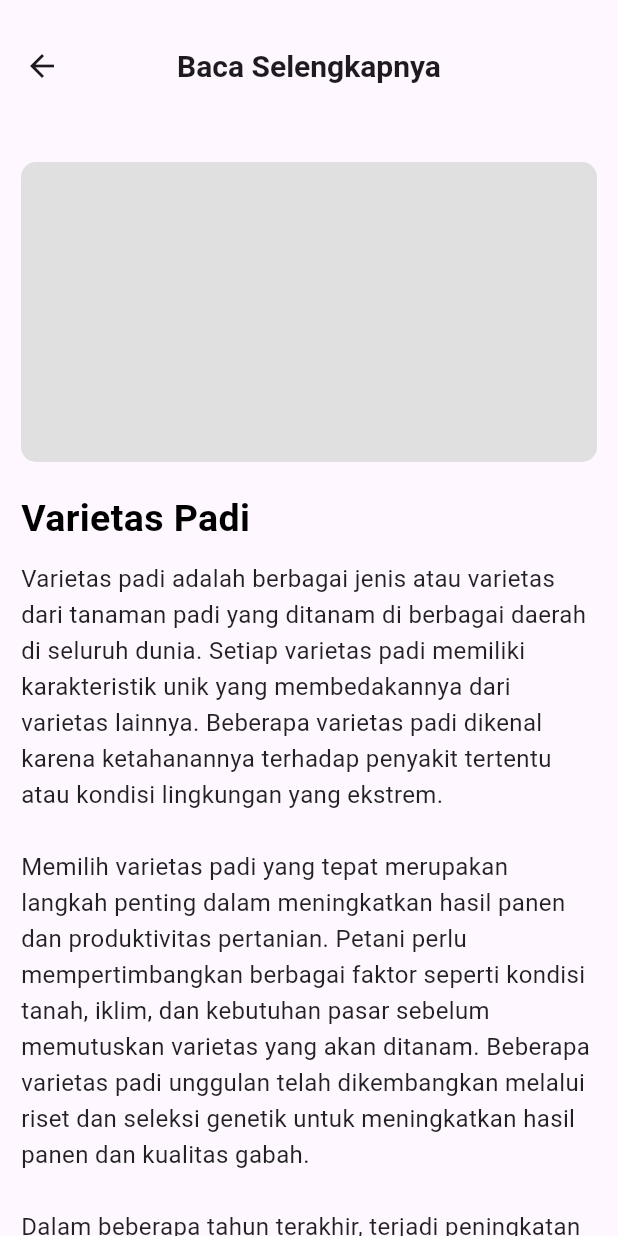
After one commit to fuadadhim24/ketertelusuran_mobile, a Flutter app: the ReadMorePage screen opened directly, on a phone screen of 412 x 824 dp. The commit adds this screen. Run offline on Flutter 3.47's test engine with Material 3 defaults, Android fonts, the phone set to English and light mode, and no system bars; our stand-ins replace carousel_slider, get, google_fonts, sliding_up_panel; Roboto replaces fonts that are missing (NYTCheltenham, NYTFutura).

Commit message:
feat: add read more page at varietas padi page

```diff
--- /dev/null
+++ b/lib/ui/pages/read_more.dart
@@ -0,0 +1,158 @@
+import 'dart:convert';
+import 'package:flutter/cupertino.dart';
+import 'package:flutter/material.dart';
+import 'package:flutter/widgets.dart';
+import 'package:get/get.dart';
+import 'package:ketertelusuran_mobile/shared/theme.dart';
+
+class ReadMorePage extends StatelessWidget {
+  const ReadMorePage({Key? key}) : super(key: key);
+
+  @override
+  Widget build(BuildContext context) {
+    return Scaffold(
+      appBar: AppBar(
+        toolbarHeight: 88,
+        centerTitle: true,
+        title: Text(
+          'Baca Selengkapnya',
+          style: TextStyle(
+            fontFamily: 'NYTCheltenham',
+            fontWeight: FontWeight.bold,
+            fontSize: 20,
+          ),
+        ),
+        leading: IconButton(
+          icon: Icon(Icons.arrow_back),
+          onPressed: () {
+            Get.toNamed('/varietas-padi');
+          },
+        ),
+      ),
+      body: SingleChildScrollView(
+        padding: const EdgeInsets.symmetric(horizontal: 14, vertical: 20),
+        child: Column(
+          crossAxisAlignment: CrossAxisAlignment.start,
+          children: [
+            Container(
+              decoration: BoxDecoration(
+                color: Colors.grey[300],
+                borderRadius: BorderRadius.circular(10),
+              ),
+              width: double.infinity,
+              height: 200,
+              // Isi gambar berita di sini
+            ),
+            SizedBox(height: 20),
+            Text(
+              'Varietas Padi',
+              style: TextStyle(
+                fontFamily: 'NYTCheltenham',
+                fontWeight: FontWeight.bold,
+                fontSize: 25,
+                color: Colors.black,
+              ),
+            ),
+            SizedBox(height: 10),
+            Text(
+              _generateArticleDescription(),
+              style: TextStyle(
+                fontFamily: 'NYTFutura',
+                fontSize: 16,
+                height: 1.5,
+                color: Colors.black87,
+              ),
+            ),
+            SizedBox(height: 20),
+            Text(
+              'Penulis: Rizky Pradika',
+              style: TextStyle(
+                fontFamily: 'NYTFutura',
+                fontSize: 14,
+                color: Colors.grey[600],
+              ),
+            ),
+            SizedBox(height: 5),
+            Text(
+              'Ditambahkan pada tanggal 7 April 2024',
+              style: TextStyle(
+                fontFamily: 'NYTFutura',
+                fontSize: 14,
+                color: Colors.grey[600],
+              ),
+            ),
+            SizedBox(height: 20),
+            Divider(),
+            SizedBox(height: 20),
+            Text(
+              'Baca Informasi Lainnya',
+              style: TextStyle(
+                fontFamily: 'NYTFutura',
+                fontWeight: FontWeight.bold,
+                fontSize: 18,
+                color: Colors.blue,
+              ),
+            ),
+            SizedBox(height: 20),
+            SingleChildScrollView(
+              scrollDirection: Axis.horizontal,
+              child: Row(
+                children: [
+                  _buildInfoCard(
+                    imageUrl: 'assets/image1.jpg',
+                    title: 'Informasi 1',
+                  ),
+                  SizedBox(width: 20),
+                  _buildInfoCard(
+                    imageUrl: 'assets/image2.jpg',
+                    title: 'Informasi 2',
+                  ),
+                  SizedBox(width: 20),
+                  _buildInfoCard(
+                    imageUrl: 'assets/image3.jpg',
+                    title: 'Informasi 3',
+                  ),
+                ],
+              ),
+            ),
+          ],
+        ),
+      ),
+    );
+  }
+
+  String _generateArticleDescription() {
+    return '''Varietas padi adalah berbagai jenis atau varietas dari tanaman padi yang ditanam di berbagai daerah di seluruh dunia. Setiap varietas padi memiliki karakteristik unik yang membedakannya dari varietas lainnya. Beberapa varietas padi dikenal karena ketahanannya terhadap penyakit tertentu atau kondisi lingkungan yang ekstrem.
+
+Memilih varietas padi yang tepat merupakan langkah penting dalam meningkatkan hasil panen dan produktivitas pertanian. Petani perlu mempertimbangkan berbagai faktor seperti kondisi tanah, iklim, dan kebutuhan pasar sebelum memutuskan varietas yang akan ditanam. Beberapa varietas padi unggulan telah dikembangkan melalui riset dan seleksi genetik untuk meningkatkan hasil panen dan kualitas gabah.
+
+Dalam beberapa tahun terakhir, terjadi peningkatan jumlah varietas padi baru yang dirilis ke pasar. Ini disebabkan oleh perkembangan teknologi pertanian dan penemuan baru dalam bidang genetika tanaman. Varietas padi baru sering kali memiliki keunggulan tertentu seperti daya tahan terhadap hama dan penyakit, kemampuan adaptasi terhadap perubahan iklim, atau hasil panen yang lebih tinggi.''';
+  }
+
+  Widget _buildInfoCard({required String imageUrl, required String title}) {
+    return Column(
+      crossAxisAlignment: CrossAxisAlignment.start,
+      children: [
+        Container(
+          width: 150,
+          height: 100,
+          decoration: BoxDecoration(
+            color: Colors.grey[300],
+            borderRadius: BorderRadius.circular(10),
+          ),
+          // Placeholder gambar
+        ),
+        SizedBox(height: 10),
+        Text(
+          title,
+          style: TextStyle(
+            fontFamily: 'NYTFutura',
+            fontWeight: FontWeight.bold,
+            fontSize: 16,
+            color: Colors.black,
+          ),
+        ),
+      ],
+    );
+  }
+}
--- a/lib/ui/pages/varietas_padi_page.dart
+++ b/lib/ui/pages/varietas_padi_page.dart
@@ -420,7 +420,7 @@ class _VarietasPadiPageState extends State<VarietasPadiPage> {
                       SizedBox(height: 10),
                       InkWell(
                         onTap: () {
-                          // Tambahkan aksi ketika tombol "Baca Selengkapnya" ditekan
+                          Get.toNamed('/read-more');// Tambahkan aksi ketika tombol "Baca Selengkapnya" ditekan
                         },
                         child: Row(
                           children: [
```
